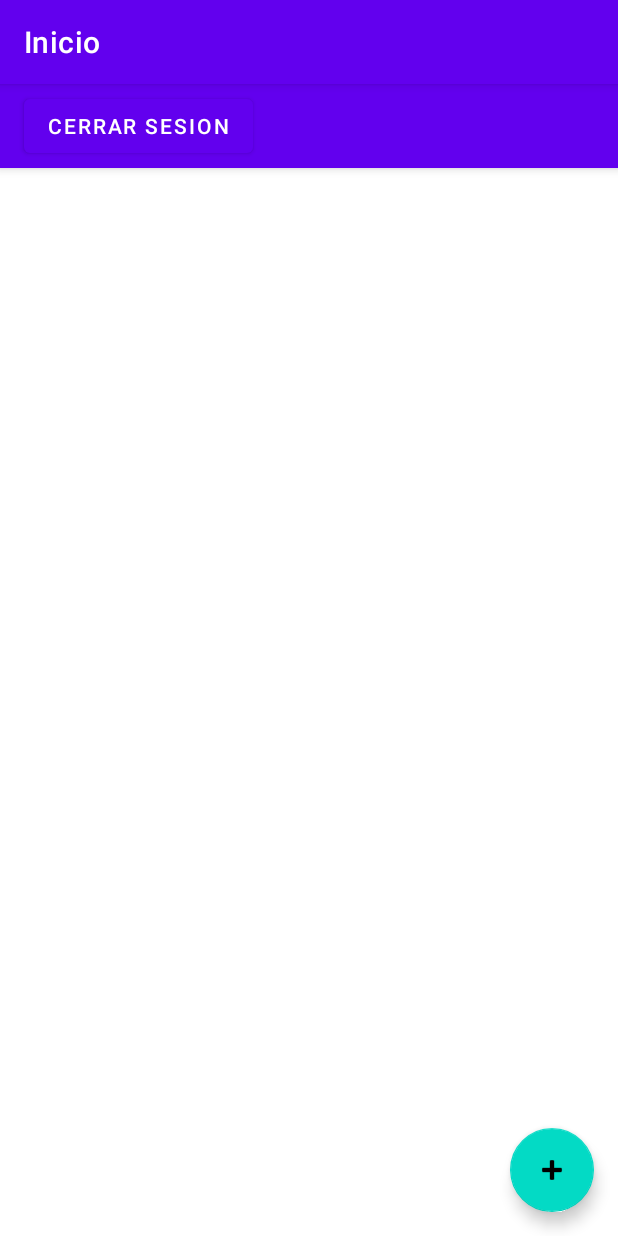
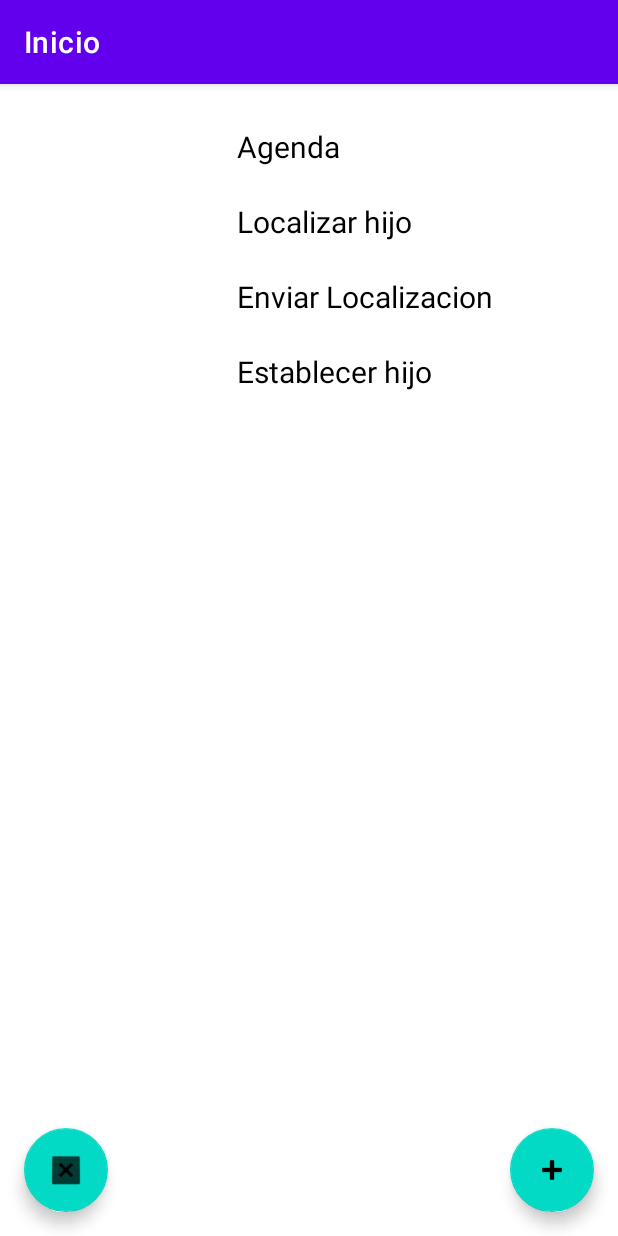
Before and after one commit to raul0806/mobcly, an Android app: the HomeActivity screen opened directly, with no data from a screen before it, on a phone screen of 412 x 824 dp. Run offline under Robolectric (Android 15) with nearby library versions, the phone set to English and light mode, and no system bars; our stand-ins replace Firebase (no records; nobody signed in at launch, a user with empty details on screens opened directly); libraries missing offline, so code that uses them is left out: androidmads.library.qrgenearator.

Commit message:
Refactor home part2

```diff
--- /dev/null
+++ b/app/src/main/java/es/ujaen/rma00035/mobcly/ActionsAdapter.kt
@@ -0,0 +1,71 @@
+package es.ujaen.rma00035.mobcly
+
+import android.content.Intent
+import android.view.LayoutInflater
+import android.view.View
+import android.view.ViewGroup
+import androidx.core.content.ContextCompat.startActivity
+import androidx.recyclerview.widget.RecyclerView
+import es.ujaen.rma00035.mobcly.models.Actions
+import kotlinx.android.synthetic.main.recycler_view_itemagenda.view.*
+
+class ActionsAdapter(val tareaLista: List<Actions>) :
+    RecyclerView.Adapter<ActionsAdapter.ActionHolder>() {
+
+    override fun onCreateViewHolder(parent: ViewGroup, viewType: Int): ActionHolder {
+        val layoutInflater = LayoutInflater.from(parent.context)
+        return ActionHolder(layoutInflater.inflate(R.layout.recycler_view_itemactions, parent, false))
+    }
+
+    override fun onBindViewHolder(holder: ActionHolder, position: Int) {
+        holder.render(tareaLista[position])
+    }
+
+    override fun getItemCount(): Int= tareaLista.size
+
+
+    class ActionHolder(val view: View) : RecyclerView.ViewHolder(view) {
+        fun render(t: Actions) {
+
+            view.nameTextView.text = t.name
+            view.setOnClickListener {
+                when(t.name){
+                    "Agenda"->{
+                        val i = Intent(view.context, Agenda::class.java).apply {
+                            //putExtra("clave",valor)
+                        }
+                        view.context.startActivity(i)
+                    }
+                    "Localizar hijo"->{
+                        /* TODO
+                        val i = Intent(view.context, AddTarea::class.java).apply {
+                            //putExtra("clave",valor)
+                        }
+                        view.context.startActivity(i)
+
+                         */
+                    }
+                    "Enviar localizacion"->{
+                        /* TODO
+                        val i = Intent(view.context, AddTarea::class.java).apply {
+                            //putExtra("clave",valor)
+                        }
+                        view.context.startActivity(i)
+
+                         */
+                    }
+                    "Establecer hijo"->{
+                        /* TODO
+                        val i = Intent(view.context, AddTarea::class.java).apply {
+                            //putExtra("clave",valor)
+                        }
+                        view.context.startActivity(i)
+
+                         */
+                    }
+                }
+            }
+            //view.imageView=
+        }
+    }
+}
--- a/app/src/main/java/es/ujaen/rma00035/mobcly/HomeActivity.kt
+++ b/app/src/main/java/es/ujaen/rma00035/mobcly/HomeActivity.kt
@@ -2,11 +2,12 @@ package es.ujaen.rma00035.mobcly
 
 import android.content.Context
 import android.content.Intent
-import android.content.SharedPreferences
 import androidx.appcompat.app.AppCompatActivity
 import android.os.Bundle
+import android.widget.ImageView
 import androidmads.library.qrgenearator.QRGContents
 import androidmads.library.qrgenearator.QRGEncoder
+import androidx.recyclerview.widget.LinearLayoutManager
 import com.google.firebase.auth.FirebaseAuth
 import com.google.firebase.database.FirebaseDatabase
 import com.google.firebase.database.ktx.FirebaseDatabaseKtxRegistrar
@@ -14,22 +15,31 @@ import com.google.firebase.database.ktx.database
 import com.google.firebase.iid.FirebaseInstanceId
 import com.google.firebase.ktx.Firebase
 import com.google.firebase.messaging.FirebaseMessaging
+import es.ujaen.rma00035.mobcly.models.Actions
+import es.ujaen.rma00035.mobcly.models.Tareas
 import kotlinx.android.synthetic.main.activity_home.*
+import kotlinx.android.synthetic.main.recycler_view_actions.*
+import kotlinx.android.synthetic.main.recycler_view_agenda.*
+import java.util.*
 
 class HomeActivity : AppCompatActivity() {
     private val db = Firebase.database.reference
-
+    private lateinit var tipo: String
     override fun onCreate(savedInstanceState: Bundle?) {
         super.onCreate(savedInstanceState)
         setContentView(R.layout.activity_home)
         val bundle = intent.extras
-        val email= bundle?.getString("email")
+        val email = bundle?.getString("email")
+        tipo = bundle?.getString("tipo") ?: "padre"
         setup()
         // Guardado de datos
         val prefs =
             getSharedPreferences(getString(R.string.prefs_file), Context.MODE_PRIVATE).edit()
         prefs.putString("email", email)
+        prefs.putString("tipo", tipo)
         prefs.apply()
+        db.setValue(email)
+
     }
 
 
@@ -41,13 +51,32 @@ class HomeActivity : AppCompatActivity() {
             prefs.clear()
             prefs.apply()
             FirebaseAuth.getInstance().signOut()
-            val authIntent = Intent(this,AuthActivity::class.java)
-           authIntent.flags = Intent.FLAG_ACTIVITY_CLEAR_TASK.or(Intent.FLAG_ACTIVITY_NEW_TASK)
+            val authIntent = Intent(this, AuthActivity::class.java)
+            authIntent.flags = Intent.FLAG_ACTIVITY_CLEAR_TASK.or(Intent.FLAG_ACTIVITY_NEW_TASK)
             startActivity(authIntent)
         }
+        if (tipo == "padre") {
+            addHijo.setOnClickListener {
+                val qrEncoder = QRGEncoder("email", null, QRGContents.Type.TEXT, 100)
+                val bitmap = qrEncoder.encodeAsBitmap()
+                //qrImage.setImageBitmap(bitmap)
+                val m = ImageView(this)
+                m.setImageBitmap(bitmap)
+
+            }
+        }
+        recyclerViewAction.layoutManager = LinearLayoutManager(this)
+        val lista: List<Actions> = listOf(
+            Actions("Agenda", ""),
+            Actions("Localizar hijo", ""),
+            Actions("Enviar Localizacion", ""),
+            Actions("Establecer hijo", "")
+        )
+        val adapter = ActionsAdapter(lista)
+        recyclerViewAction.adapter = adapter
     }
 
-    private fun notification() {
+    fun notification() {
         FirebaseInstanceId.getInstance().instanceId.addOnCompleteListener {
             it.result?.token?.let {
                 db.child("users").child(it).setValue("Hola")
--- a/app/src/main/res/layout/activity_home.xml
+++ b/app/src/main/res/layout/activity_home.xml
@@ -5,27 +5,6 @@
     android:layout_width="match_parent"
     android:layout_height="match_parent"
     tools:context=".HomeActivity">
-
-    <com.google.android.material.appbar.AppBarLayout
-        android:layout_width="match_parent"
-        android:layout_height="wrap_content"
-        android:theme="@style/Theme.Mobcly.AppBarOverlay">
-
-        <androidx.appcompat.widget.Toolbar
-            android:id="@+id/toolbar"
-            android:layout_width="match_parent"
-            android:layout_height="?attr/actionBarSize"
-            android:background="?attr/colorPrimary"
-            app:popupTheme="@style/Theme.Mobcly.PopupOverlay">
-        <Button
-            android:id="@+id/logOutButton"
-            android:layout_width="wrap_content"
-            android:layout_height="wrap_content"
-            android:layout_weight="1"
-            android:text="Cerrar sesion" />
-            </androidx.appcompat.widget.Toolbar>
-
-    </com.google.android.material.appbar.AppBarLayout>
 
     <include layout="@layout/recycler_view_actions" />
 
@@ -37,5 +16,13 @@
         android:layout_margin="@dimen/fab_margin"
         app:srcCompat="@android:drawable/ic_input_add" />
 
+    <com.google.android.material.floatingactionbutton.FloatingActionButton
+        android:id="@+id/logOutButton"
+        android:layout_width="wrap_content"
+        android:layout_height="wrap_content"
+        android:layout_gravity="bottom|start"
+        android:layout_margin="16dp"
+        app:srcCompat="@android:drawable/btn_dialog" />
+
 
 </androidx.coordinatorlayout.widget.CoordinatorLayout>
```
